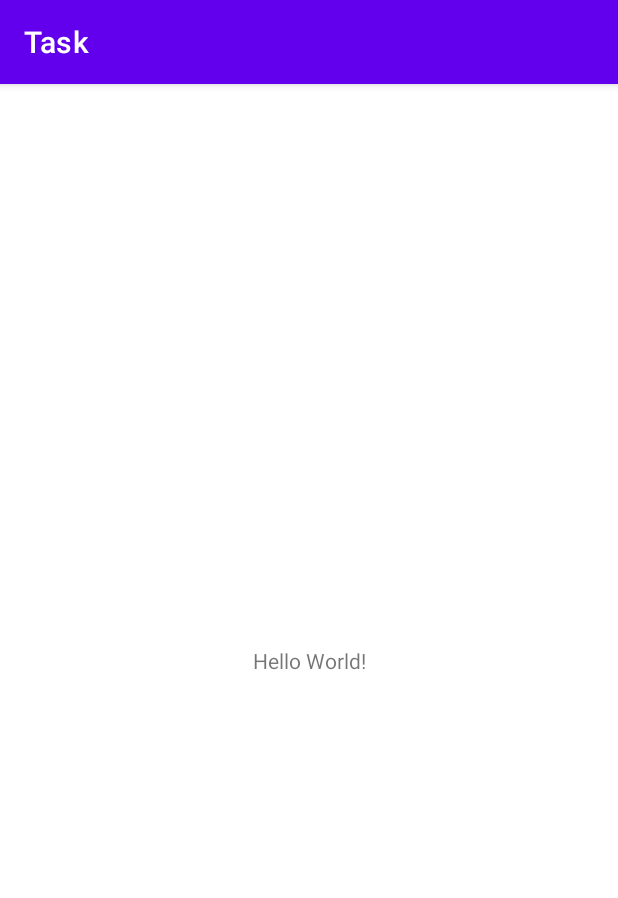
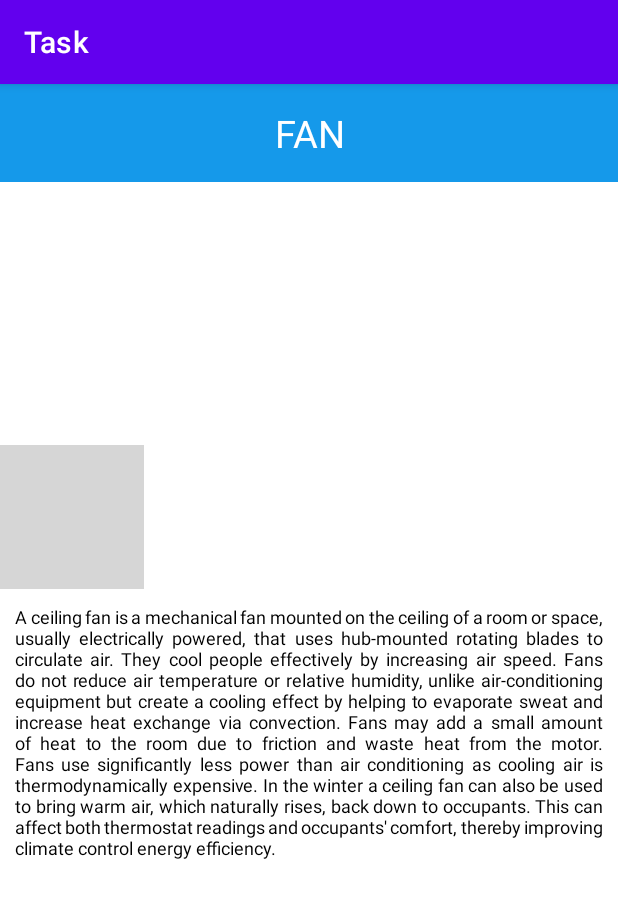
Before and after one commit to Abhinav-Shekhar/Assembly-App, an Android app: the screen it shows after launch (MainActivity), on a phone screen of 412 x 824 dp. Shown: the top 898 px of the screen. Run offline under Robolectric (Android 15) with nearby library versions, the phone set to English and light mode, and no system bars; grey boxes are pictures that could not be loaded.

Commit message:
added prdt info

```diff
--- a/app/src/main/res/layout/activity_main.xml
+++ b/app/src/main/res/layout/activity_main.xml
@@ -1,5 +1,5 @@
 <?xml version="1.0" encoding="utf-8"?>
-<androidx.constraintlayout.widget.ConstraintLayout xmlns:android="http://schemas.android.com/apk/res/android"
+<RelativeLayout xmlns:android="http://schemas.android.com/apk/res/android"
     xmlns:app="http://schemas.android.com/apk/res-auto"
     xmlns:tools="http://schemas.android.com/tools"
     android:layout_width="match_parent"
@@ -7,12 +7,43 @@
     tools:context=".MainActivity">
 
     <TextView
-        android:layout_width="wrap_content"
+        android:layout_width="match_parent"
         android:layout_height="wrap_content"
-        android:text="Hello World!"
-        app:layout_constraintBottom_toBottomOf="parent"
-        app:layout_constraintLeft_toLeftOf="parent"
-        app:layout_constraintRight_toRightOf="parent"
-        app:layout_constraintTop_toTopOf="parent" />
+        android:padding="15dp"
+        android:background="#1599EA"
+        android:text="FAN"
+        android:layout_gravity="center"
+        android:textSize="25dp"
+        android:textAlignment="center"
+        android:textColor="#fff"
+        />
 
-</androidx.constraintlayout.widget.ConstraintLayout>
+    <LinearLayout
+        android:layout_width="match_parent"
+        android:layout_height="match_parent"
+        android:gravity="center_vertical"
+        android:orientation="vertical">
+
+        <ImageView
+            android:layout_width="wrap_content"
+            android:layout_height="wrap_content"
+            android:adjustViewBounds="true"
+            android:src="@drawable/fan"
+            />
+
+        <TextView
+            android:layout_width="wrap_content"
+            android:layout_height="wrap_content"
+            android:text="A ceiling fan is a mechanical fan mounted on the ceiling of a room or space, usually electrically powered, that uses hub-mounted rotating blades to circulate air. They cool people effectively by increasing air speed. Fans do not reduce air temperature or relative humidity, unlike air-conditioning equipment but create a cooling effect by helping to evaporate sweat and increase heat exchange via convection. Fans may add a small amount of heat to the room due to friction and waste heat from the motor. Fans use significantly less power than air conditioning as cooling air is thermodynamically expensive. In the winter a ceiling fan can also be used to bring warm air, which naturally rises, back down to occupants. This can affect both thermostat readings and occupants' comfort, thereby improving climate control energy efficiency."
+            android:textColor="@color/black"
+            android:textSize="12dp"
+            android:justificationMode="inter_word"
+            android:layout_marginVertical="10dp"
+            android:layout_marginTop="5dp"
+            android:layout_marginBottom="10dp"
+            android:layout_marginHorizontal="10dp"
+            />
+
+    </LinearLayout>
+
+</RelativeLayout>
```
